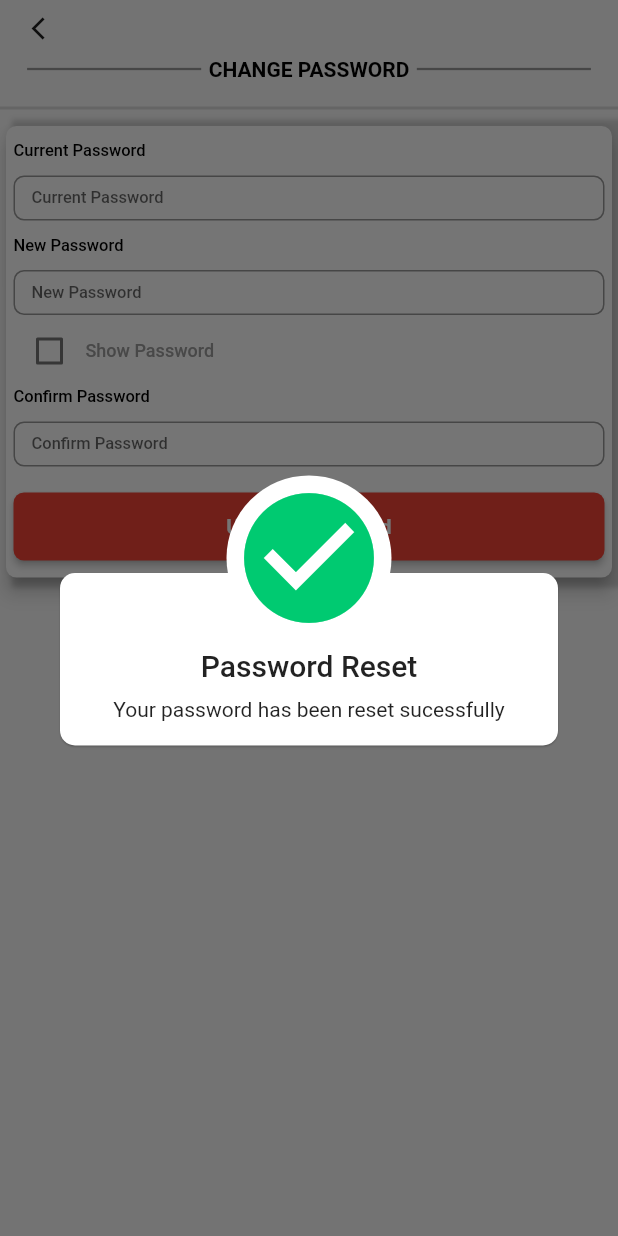
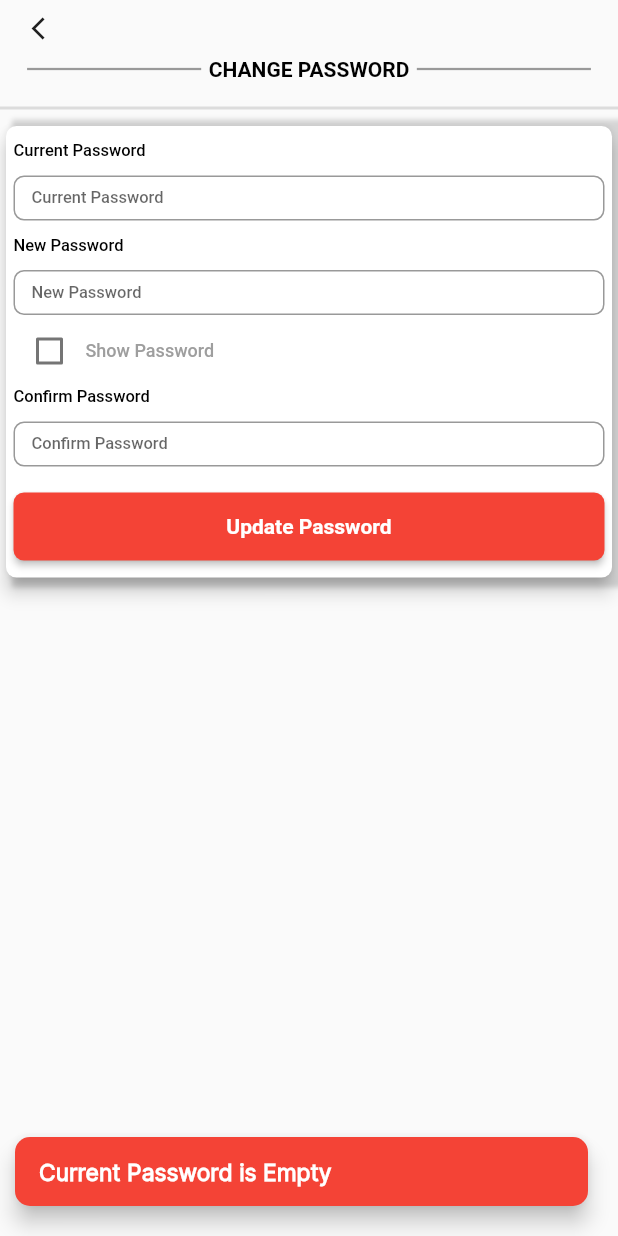
Before and after one commit to eansharma/Puggu_app, a Flutter app: the ChangePassword screen opened directly, after a tap on "Update Password", on a phone screen of 412 x 824 dp. Run offline on Flutter 3.47's test engine with Material 2 defaults, Android fonts, the phone set to English and light mode, and no system bars; our stand-ins replace awesome_dialog, carousel_slider, flutter_rating_bar, geolocator, get, google_maps_flutter and 6 more; missing offline and left inert: blinking_text, bottom_sheet, sticky_and_expandable_list, swipe_button_widget, vs_scrollbar; accounts and stored records are empty.

Commit message:
changepassword

```diff
--- a/lib/Data/Api/API_URLs.dart
+++ b/lib/Data/Api/API_URLs.dart
@@ -8,6 +8,7 @@ class AppContent {
   static String FOOD_TYPE = '/api/foodtype';
   static String VERIFY_OTP = '/api/otp_verification';
   static String RESET_PASS ='/api/reset-password';
+  static String CHANGE_PASS ='/api/change-password';
   static String REGISTER_USER = '/api/profile_update/44';
   static String PROFILE_USER = '/api/userprofile/44';
   static String BANNER = '/api/banner';
--- a/lib/Users/Auth/Forget/change_password.dart
+++ b/lib/Users/Auth/Forget/change_password.dart
@@ -1,7 +1,12 @@
 import 'package:awesome_dialog/awesome_dialog.dart';
 import 'package:flutter/material.dart';
+import 'package:get/get.dart';
+import 'package:get/get_core/src/get_main.dart';
+import 'package:pugau/widget/customSnakebar.dart';
+import 'package:shared_preferences/shared_preferences.dart';
 
 import '../../../util/Helper/helper.dart';
+import '../../Controller/login_controller.dart';
 
 class ChangePassword extends StatefulWidget {
   const ChangePassword({super.key, required String title});
@@ -11,10 +16,24 @@ class ChangePassword extends StatefulWidget {
 }
 
 class _ChangePasswordState extends State<ChangePassword> {
+
+   final AuthController _authController = Get.put(AuthController());
+
+  TextEditingController current_password = TextEditingController();
+  TextEditingController new_password = TextEditingController();
+  TextEditingController new_confirm_password = TextEditingController();
+
+
+
+
+
+
   bool isTrue=false;
   @override
   Widget build(BuildContext context) {
-    return SafeArea(
+   return GetBuilder<AuthController>(builder: ( _authController){
+
+     return SafeArea(
       child: Scaffold(
         body: Column(
           crossAxisAlignment: CrossAxisAlignment.start,
@@ -43,6 +62,8 @@ class _ChangePasswordState extends State<ChangePassword> {
                        ],
                      ),
                    ),
+
+
        const SizedBox(height: 10,),
        const Divider(thickness: 2,),
         Container(
@@ -73,6 +94,7 @@ class _ChangePasswordState extends State<ChangePassword> {
                                               child: TextFormField(
                                                 keyboardType: TextInputType.text,
                                                 textAlign: TextAlign.start,
+                                                controller: current_password,
                                             //  controller: number,
                                             textAlignVertical: TextAlignVertical.bottom,
                                             style: const TextStyle(fontSize: 11,fontWeight: FontWeight.w500),
@@ -93,14 +115,17 @@ class _ChangePasswordState extends State<ChangePassword> {
                                 ),
                                                 ),
                                               )),
+
+
                                               const SizedBox(height: 10,),
                                               const Text('New Password',style: TextStyle(fontSize: 11,fontWeight: FontWeight.w500,color: Colors.black),),
-                   const SizedBox(height: 10,),
-                    SizedBox(height: 30,
+                                                  const SizedBox(height: 10,),
+                                                   SizedBox(height: 30,
                                               child: TextFormField(
                                                 obscureText: true,
                                                 keyboardType: TextInputType.text,
                                                 textAlign: TextAlign.start,
+                                                controller: new_password,
                                             //  controller: number,
                                             textAlignVertical: TextAlignVertical.bottom,
                                             style: const TextStyle(fontSize: 11,fontWeight: FontWeight.w500),
@@ -136,12 +161,13 @@ class _ChangePasswordState extends State<ChangePassword> {
                                                ),
 
                                               const Text('Confirm Password',style: TextStyle(fontSize: 11,fontWeight: FontWeight.w500,color: Colors.black),),
-                  const SizedBox(height: 10,),
-                    SizedBox(height: 30,
+                                                  const SizedBox(height: 10,),
+                                                    SizedBox(height: 30,
                                               child: TextFormField(
                                                 obscureText: true,
                                                 keyboardType: TextInputType.text,
                                                 textAlign: TextAlign.start,
+                                                controller: new_confirm_password,
                                             //  controller: number,
                                             textAlignVertical: TextAlignVertical.bottom,
                                             style: const TextStyle(fontSize: 11,fontWeight: FontWeight.w500),
@@ -171,12 +197,34 @@ class _ChangePasswordState extends State<ChangePassword> {
                   textColor: Colors.black,
                   color: Colors.red,
                   onPressed: (() {
+
+                                if (current_password.text.isEmpty) {
+                                  showCustomSnackBar('Current Password is Empty', isError: true);
+                                }
+                                else if (new_password.text.isEmpty) {
+                                  showCustomSnackBar('New Password is Empty', isError: true);
+                                }
+                                else if (new_confirm_password.text.isEmpty) {
+                                  showCustomSnackBar('Confirm password is empty', isError: true);
+                                }
+                                else if (new_password.text == new_confirm_password.text) {
+                                  _authController.changePassword(
+                                    current_password.text,
+                                    new_password.text,
+                                    new_confirm_password.text,
+                                  );
+                                }
+                                else {
+                                  showCustomSnackBar('New Password and Confirm Password do not match', isError: true);
+                                }
+
+
                 //            Navigator.push(
                 //    context,
                 //    MaterialPageRoute(builder: (context) => const ResetPassword  (title: '',)),
                 //  );
 
-                _popup();
+                // _popup();
                  }
 
                  ),
@@ -198,7 +246,15 @@ class _ChangePasswordState extends State<ChangePassword> {
           ],
         ),
     ));
+
+
+
+   });
   }
+
+
+
+
   void _popup(){
      AwesomeDialog(
           dismissOnTouchOutside: true,
```
Also changed, not shown: lib/Users/Controller/login_controller.dart (+27 -10 lines).
